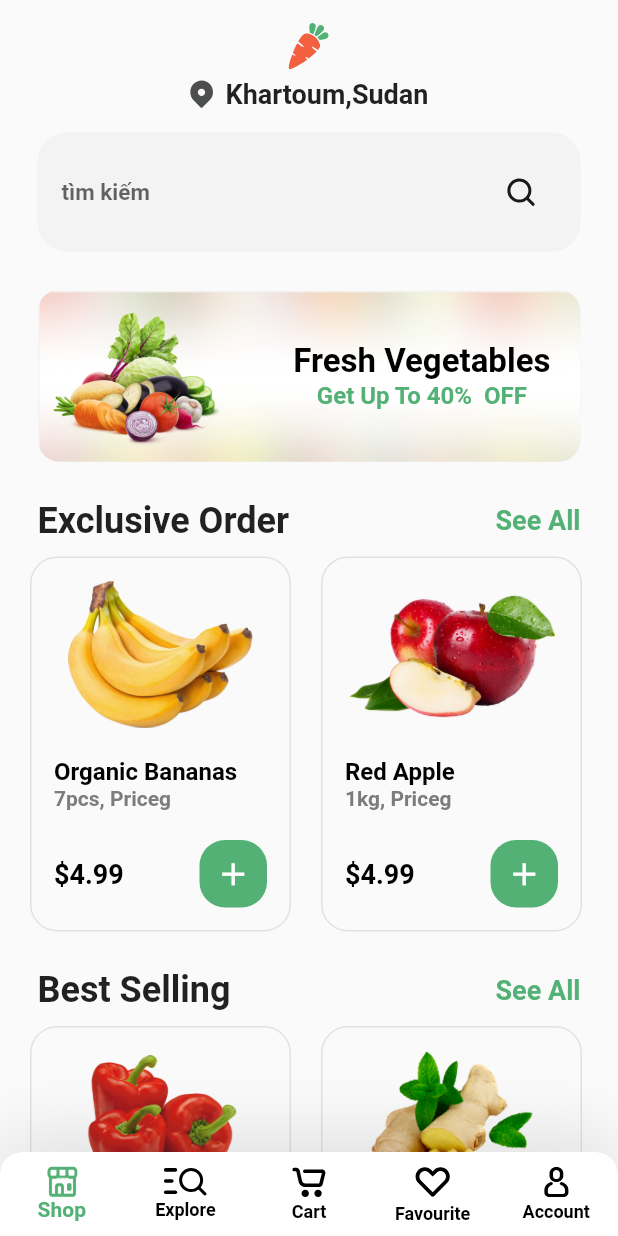
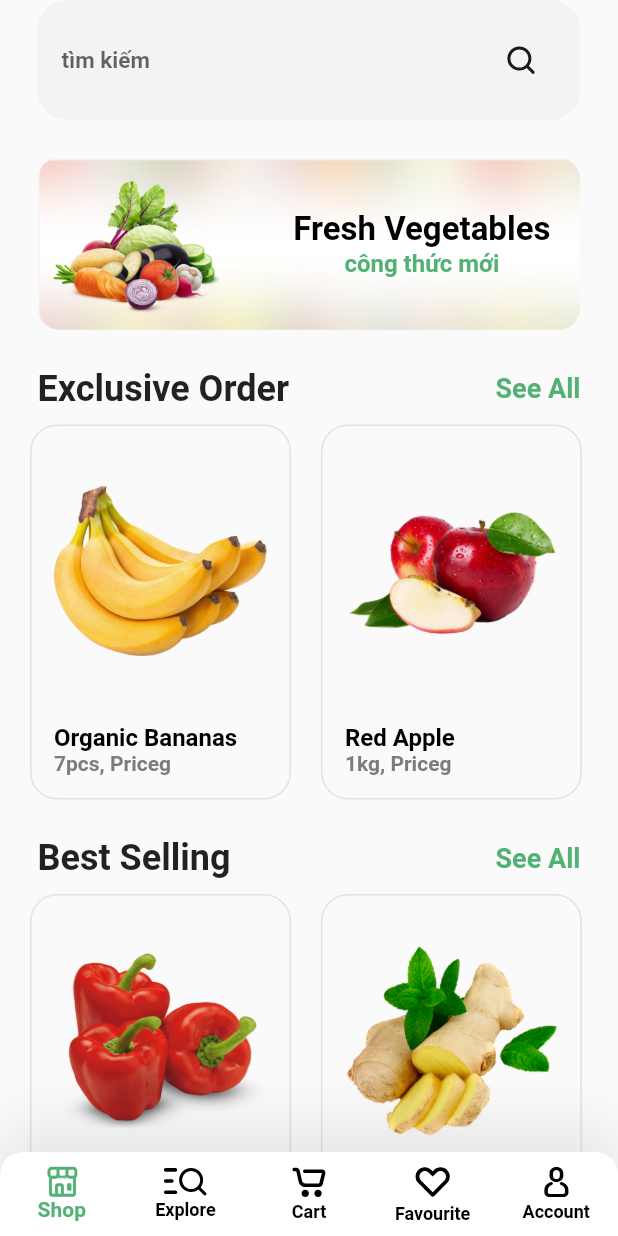
Before and after one commit to asutaka/RecipeX, a Flutter app: the screen it shows after launch, after a tap on "Get Started", on a phone screen of 412 x 824 dp. Run offline on Flutter 3.47's test engine with Material 2 defaults, Android fonts, the phone set to English and light mode, and no system bars; our stand-ins replace another_flushbar, dio, event_bus, flutter_mobx, flutter_svg, get_it and 6 more; missing offline and left inert: material_dialog, xxtea; generated files the repository leaves out were written again; network calls fail.

Commit message:
update some change home screen

```diff
--- a/recipe_x/lib/core/widgets/highLevel/grocery_item_card_widget.dart
+++ b/recipe_x/lib/core/widgets/highLevel/grocery_item_card_widget.dart
@@ -58,20 +58,6 @@ class GroceryItemCardWidget extends StatelessWidget {
               fontWeight: FontWeight.w600,
               color: Color(0xFF7C7C7C),
             ),
-            SizedBox(
-              height: 20,
-            ),
-            Row(
-              children: [
-                AppText(
-                  text: "\$${item.price.toStringAsFixed(2)}",
-                  fontSize: 18,
-                  fontWeight: FontWeight.bold,
-                ),
-                Spacer(),
-                addWidget()
-              ],
-            )
           ],
         ),
       ),
--- a/recipe_x/lib/presentation/home/home_banner_widget.dart
+++ b/recipe_x/lib/presentation/home/home_banner_widget.dart
@@ -34,7 +34,7 @@ class HomeBanner extends StatelessWidget {
                 fontWeight: FontWeight.bold,
               ),
               AppText(
-                text: "Get Up To 40%  OFF",
+                text: "công thức mới",
                 fontSize: 16,
                 fontWeight: FontWeight.w600,
                 color: AppColors.primaryColor,
--- a/recipe_x/lib/presentation/home/home_screen.dart
+++ b/recipe_x/lib/presentation/home/home_screen.dart
@@ -19,17 +19,6 @@ class HomeScreen extends StatelessWidget {
             child: Center(
               child: Column(
                 children: [
-                  SizedBox(
-                    height: 15,
-                  ),
-                  SvgPicture.asset("assets/icons/app_icon_color.svg"),
-                  SizedBox(
-                    height: 5,
-                  ),
-                  padded(locationWidget()),
-                  SizedBox(
-                    height: 15,
-                  ),
                   padded(SearchBarWidget()),
                   SizedBox(
                     height: 25,
```
